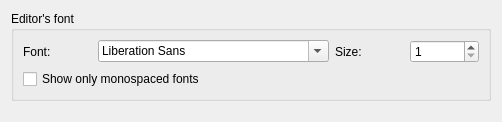
The window that src/editor/font.ui (igormironchik/markdown-tools) describes before a commit, drawn with Qt 5.
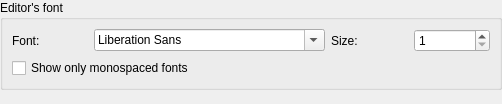
The same window after the commit.

```diff
--- a/src/editor/font.ui
+++ b/src/editor/font.ui
@@ -7,13 +7,28 @@
     <x>0</x>
     <y>0</y>
     <width>502</width>
-    <height>122</height>
+    <height>104</height>
    </rect>
   </property>
   <property name="windowTitle">
    <string>Form</string>
   </property>
   <layout class="QVBoxLayout" name="verticalLayout_2">
+   <property name="spacing">
+    <number>0</number>
+   </property>
+   <property name="leftMargin">
+    <number>0</number>
+   </property>
+   <property name="topMargin">
+    <number>0</number>
+   </property>
+   <property name="rightMargin">
+    <number>0</number>
+   </property>
+   <property name="bottomMargin">
+    <number>0</number>
+   </property>
    <item>
     <widget class="QGroupBox" name="groupBox">
      <property name="title">
```
